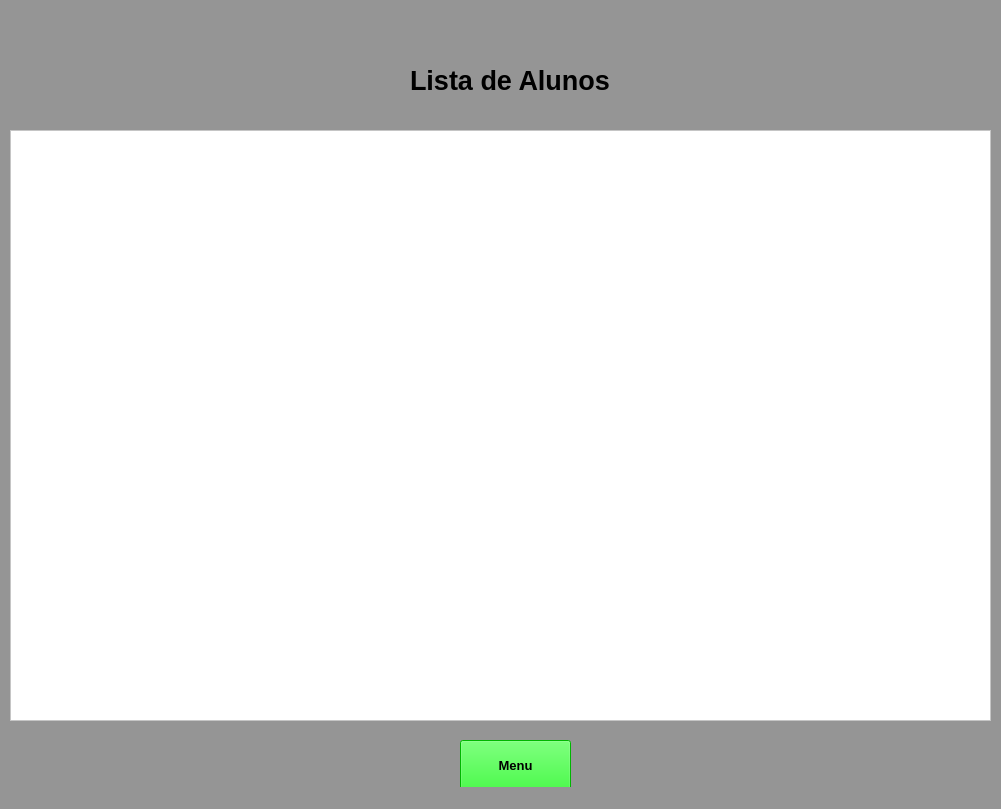
Old version of the form tela_de_amostragem.ui in the repository FearmasterATX/projeto_gym_helper.
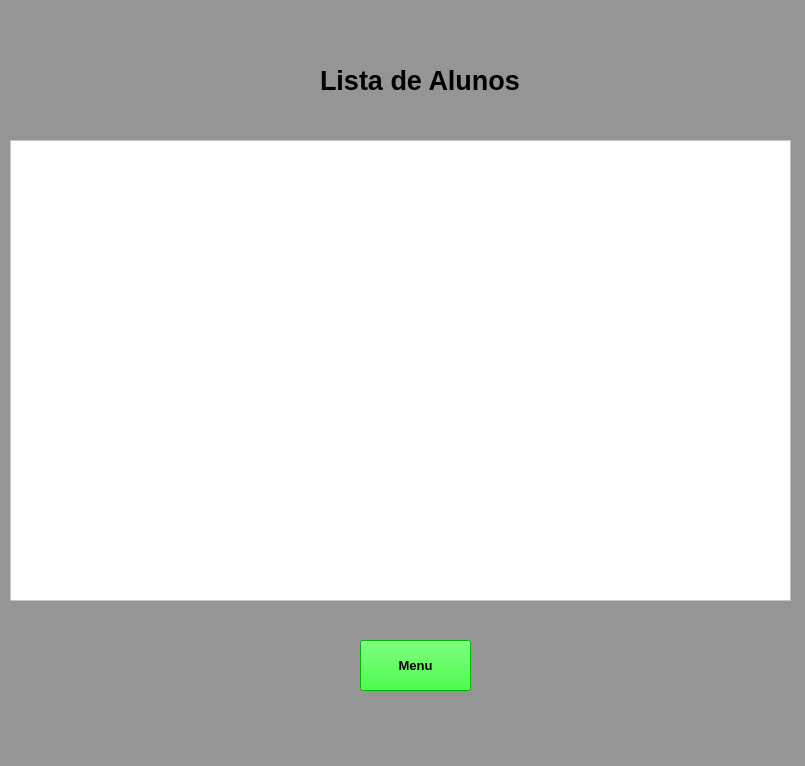
New version of the form.

What changed in the file:
```diff
--- a/tela_de_amostragem.ui
+++ b/tela_de_amostragem.ui
@@ -6,8 +6,8 @@
    <rect>
     <x>0</x>
     <y>0</y>
-    <width>1001</width>
-    <height>809</height>
+    <width>805</width>
+    <height>766</height>
    </rect>
   </property>
   <property name="windowTitle">
@@ -21,9 +21,9 @@
     <property name="geometry">
      <rect>
       <x>10</x>
-      <y>130</y>
-      <width>981</width>
-      <height>591</height>
+      <y>140</y>
+      <width>781</width>
+      <height>461</height>
      </rect>
     </property>
     <property name="styleSheet">
@@ -34,7 +34,7 @@
    <widget class="QLabel" name="label_4">
     <property name="geometry">
      <rect>
-      <x>410</x>
+      <x>320</x>
       <y>50</y>
       <width>211</width>
       <height>61</height>
@@ -54,8 +54,8 @@
    <widget class="QPushButton" name="pushButton_4">
     <property name="geometry">
      <rect>
-      <x>460</x>
-      <y>740</y>
+      <x>360</x>
+      <y>640</y>
       <width>111</width>
       <height>51</height>
      </rect>
```
